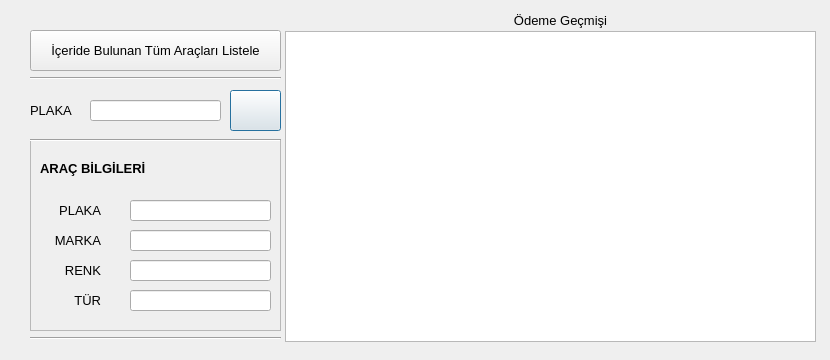
The window that forms/vehiclesearch.ui (ydcpp/ParkingLotManagement) describes before a commit, drawn with Qt 5.
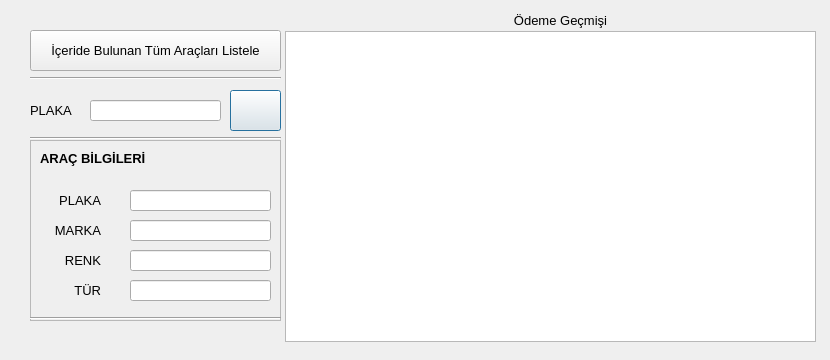
The same window after the commit. Icons and pictures are not drawn.

What changed in the file:
```diff
--- a/forms/vehiclesearch.ui
+++ b/forms/vehiclesearch.ui
@@ -96,9 +96,9 @@
    <property name="geometry">
     <rect>
      <x>30</x>
-     <y>110</y>
+     <y>320</y>
      <width>251</width>
-     <height>20</height>
+     <height>21</height>
     </rect>
    </property>
    <property name="styleSheet">
@@ -130,7 +130,7 @@
      <x>30</x>
      <y>140</y>
      <width>251</width>
-     <height>191</height>
+     <height>181</height>
     </rect>
    </property>
    <property name="frameShape">
@@ -143,7 +143,7 @@
     <property name="geometry">
      <rect>
       <x>100</x>
-      <y>150</y>
+      <y>140</y>
       <width>141</width>
       <height>21</height>
      </rect>
@@ -155,9 +155,9 @@
    <widget class="QLabel" name="label_4">
     <property name="geometry">
      <rect>
-      <x>0</x>
-      <y>90</y>
-      <width>71</width>
+      <x>10</x>
+      <y>80</y>
+      <width>61</width>
       <height>21</height>
      </rect>
     </property>
@@ -171,9 +171,9 @@
    <widget class="QLabel" name="label_5">
     <property name="geometry">
      <rect>
-      <x>0</x>
-      <y>120</y>
-      <width>71</width>
+      <x>10</x>
+      <y>110</y>
+      <width>61</width>
       <height>21</height>
      </rect>
     </property>
@@ -188,7 +188,7 @@
     <property name="geometry">
      <rect>
       <x>10</x>
-      <y>20</y>
+      <y>10</y>
       <width>111</width>
       <height>16</height>
      </rect>
@@ -206,9 +206,9 @@
    <widget class="QLabel" name="label_6">
     <property name="geometry">
      <rect>
-      <x>0</x>
-      <y>150</y>
-      <width>71</width>
+      <x>10</x>
+      <y>140</y>
+      <width>61</width>
       <height>21</height>
      </rect>
     </property>
@@ -222,9 +222,9 @@
    <widget class="QLabel" name="label_3">
     <property name="geometry">
      <rect>
-      <x>0</x>
-      <y>60</y>
-      <width>71</width>
+      <x>10</x>
+      <y>50</y>
+      <width>61</width>
       <height>21</height>
      </rect>
     </property>
@@ -239,7 +239,7 @@
     <property name="geometry">
      <rect>
       <x>100</x>
-      <y>60</y>
+      <y>50</y>
       <width>141</width>
       <height>21</height>
      </rect>
@@ -252,7 +252,7 @@
     <property name="geometry">
      <rect>
       <x>100</x>
-      <y>120</y>
+      <y>110</y>
       <width>141</width>
       <height>21</height>
      </rect>
@@ -265,7 +265,7 @@
     <property name="geometry">
      <rect>
       <x>100</x>
-      <y>90</y>
+      <y>80</y>
       <width>141</width>
       <height>21</height>
      </rect>
@@ -281,7 +281,7 @@
      <x>30</x>
      <y>130</y>
      <width>251</width>
-     <height>20</height>
+     <height>16</height>
     </rect>
    </property>
    <property name="orientation">
@@ -292,7 +292,7 @@
    <property name="geometry">
     <rect>
      <x>30</x>
-     <y>330</y>
+     <y>310</y>
      <width>251</width>
      <height>16</height>
     </rect>
```
